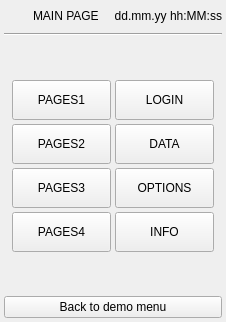
Above: qt_library/ATCMsystem/menu.ui from MECTsrl/mect_plugins before the change. Below: the same form after it.
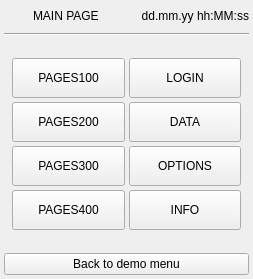
That is the form after the change.

Commit message: change the page number into the menu page

Diff of the .ui file:
```diff
--- a/qt_library/ATCMsystem/menu.ui
+++ b/qt_library/ATCMsystem/menu.ui
@@ -6,7 +6,8 @@
    <rect>
     <x>0</x>
     <y>0</y>
-    %Model%
+    <width>253</width>
+    <height>279</height>
    </rect>
   </property>
   <property name="minimumSize">
@@ -160,7 +161,7 @@
         <enum>Qt::NoFocus</enum>
        </property>
        <property name="text">
-        <string>PAGES3</string>
+        <string>PAGES300</string>
        </property>
       </widget>
      </item>
@@ -185,7 +186,7 @@
         <string notr="true"/>
        </property>
        <property name="text">
-        <string>PAGES4</string>
+        <string>PAGES400</string>
        </property>
       </widget>
      </item>
@@ -207,7 +208,7 @@
         <enum>Qt::NoFocus</enum>
        </property>
        <property name="text">
-        <string>PAGES2</string>
+        <string>PAGES200</string>
        </property>
       </widget>
      </item>
@@ -229,7 +230,7 @@
         <enum>Qt::NoFocus</enum>
        </property>
        <property name="text">
-        <string>PAGES1</string>
+        <string>PAGES100</string>
        </property>
       </widget>
      </item>
```
